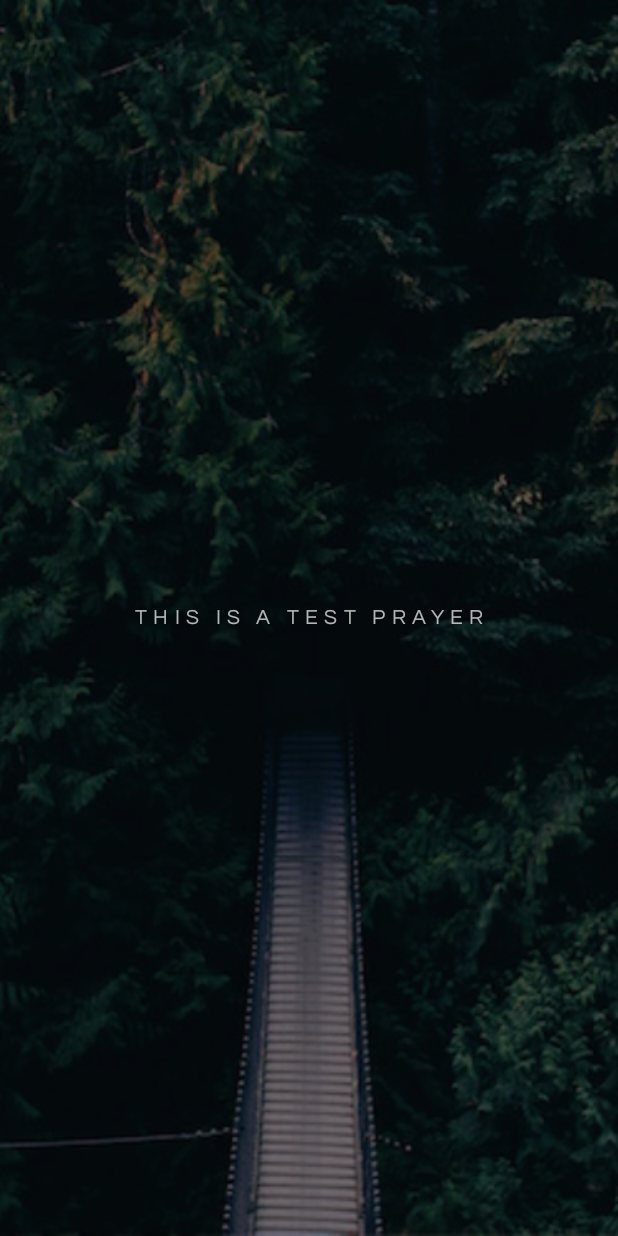
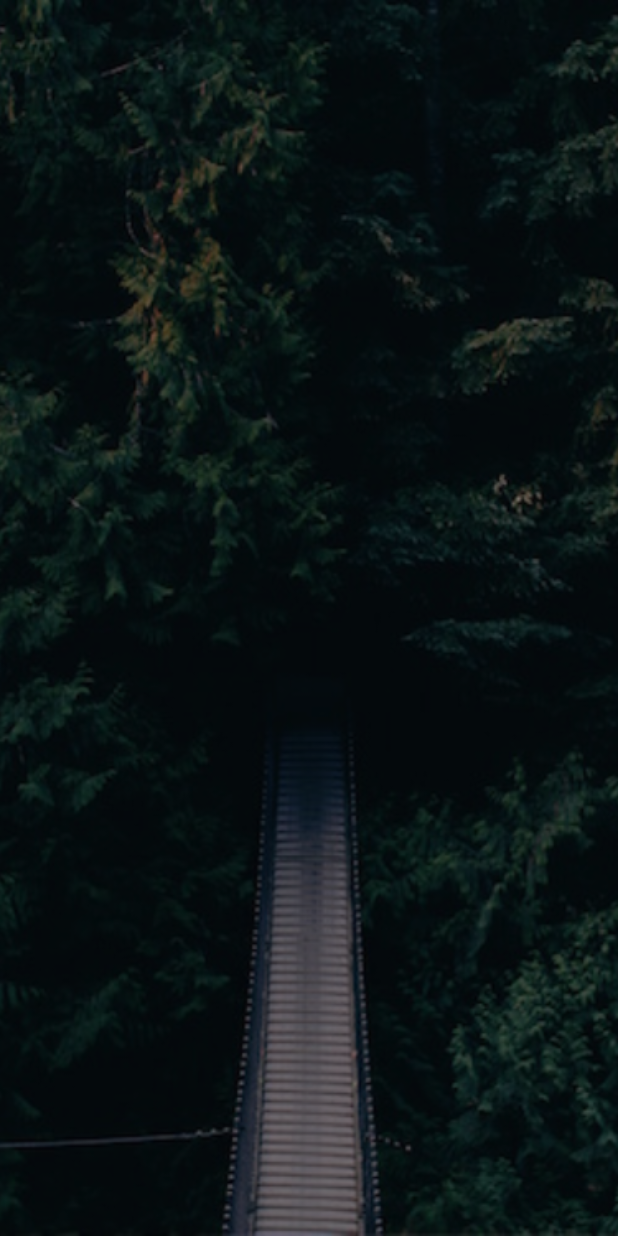
Before and after one commit to isyiwang/prayck, an Android app: the screen it shows after launch (MainActivity), on a phone screen of 412 x 824 dp. Run offline under Robolectric (Android 15) with nearby library versions, the phone set to English and light mode, and no system bars; our stand-ins replace Picasso; libraries missing offline, so code that uses them is left out: com.commit451.nativestackblur, com.flaviofaria.kenburnsview; plain views replace KenBurnsView; 2 statements that could not run were skipped.

Commit message:
Remove fade animation

```diff
--- a/prayer/src/main/java/znc/prayer/MainActivity.java
+++ b/prayer/src/main/java/znc/prayer/MainActivity.java
@@ -27,15 +27,11 @@ import com.squareup.picasso.Picasso;
 
 public class MainActivity extends AppCompatActivity {
 
-    private static final int FADE_IN_TEXT_MS = 5000;
-    private static final int ZOOM_IN_TEXT_MS = 25000;
     private static final int BLUR_RADIUS = 30;
 
     private ImageView mBackgroundView;
     private KenBurnsView mBlurredBackgroundView;
     private TextView mTextView;
-    private ObjectAnimator mAnimator;
-    private boolean mUseVerse;
 
     @Override
     protected void onCreate(Bundle savedInstanceState) {
@@ -43,12 +39,6 @@ public class MainActivity extends AppCompatActivity {
         setContentView(R.layout.activity_main);
 
         mBackgroundView = (ImageView) findViewById(R.id.background);
-        mBackgroundView.setOnClickListener(new View.OnClickListener() {
-            @Override
-            public void onClick(View v) {
-                togglePromise();
-            }
-        });
 
         mBlurredBackgroundView = (KenBurnsView) findViewById(R.id.blurred_background);
         Typeface typeface = Typeface.createFromAsset(getAssets(), "questrial.ttf");
@@ -60,50 +50,11 @@ public class MainActivity extends AppCompatActivity {
         }
 
         asyncLoadImage(R.drawable.forest);
-        fadeInPromise(getPromise());
     }
 
     private Promises.Promise getPromise() {
         int promiseIndex = getPromiseIndex();
         return Promises.PROMISES.get(promiseIndex);
-    }
-
-    private void fadeInPromise(Promises.Promise promise) {
-        String text = mUseVerse ? promise.verse : promise.prayer;
-        fadeInText(text);
-    }
-
-    private void togglePromise() {
-        mUseVerse = !mUseVerse;
-
-        if (mAnimator != null) {
-            mAnimator.cancel();
-            mAnimator.addListener(new AnimatorListenerAdapter() {
-                @Override
-                public void onAnimationEnd(Animator animation) {
-                    super.onAnimationEnd(animation);
-
-                    fadeInPromise(getPromise());
-                }
-            });
-            mAnimator.setFloatValues(0, (float) mAnimator.getAnimatedValue());
-            mAnimator.setDuration(650);
-            mAnimator.reverse();
-        }
-    }
-
-    private void fadeInText(String text) {
-        text = text.toUpperCase();
-        mTextView.setAlpha(0.0f);
-        mTextView.setText(text);
-        mAnimator = ObjectAnimator.ofFloat(mTextView, "alpha", 0.0f, 1.0f).setDuration(FADE_IN_TEXT_MS);
-        mAnimator.start();
-
-        ScaleAnimation scale = new ScaleAnimation(1f, 1.15f, 1f, 1.15f, Animation.RELATIVE_TO_SELF, 0.5f, Animation.RELATIVE_TO_SELF, 0.5f);
-        scale.setFillAfter(true);
-        scale.setDuration(ZOOM_IN_TEXT_MS);
-        scale.setInterpolator(new AccelerateInterpolator());
-        mTextView.setAnimation(scale);
     }
 
     /**
```
